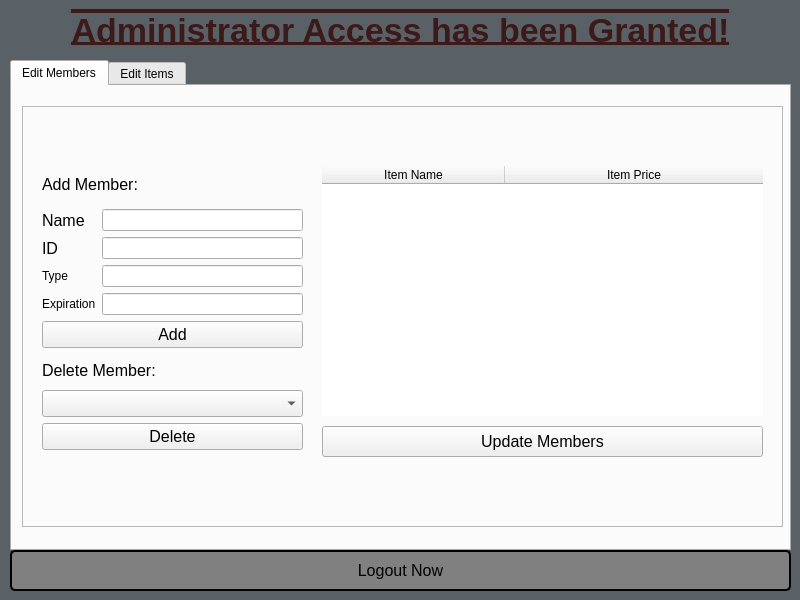
The window that CS1C_BulkClub/administratorwindow.ui (BlankMKB/CS1C-Group-Project-1) describes before a commit, drawn with Qt 5.
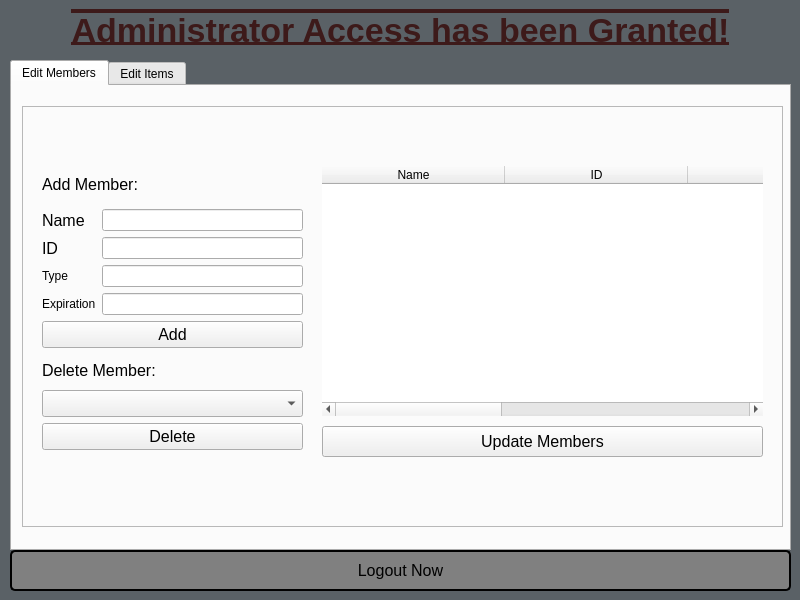
The same window after the commit. Icons and pictures are not drawn.

What changed in the file:
```diff
--- a/CS1C_BulkClub/administratorwindow.ui
+++ b/CS1C_BulkClub/administratorwindow.ui
@@ -249,7 +249,7 @@
        <enum>QFrame::NoFrame</enum>
       </property>
       <property name="horizontalScrollBarPolicy">
-       <enum>Qt::ScrollBarAlwaysOff</enum>
+       <enum>Qt::ScrollBarAsNeeded</enum>
       </property>
       <property name="sizeAdjustPolicy">
        <enum>QAbstractScrollArea::AdjustToContents</enum>
@@ -258,7 +258,7 @@
        <set>QAbstractItemView::AllEditTriggers</set>
       </property>
       <property name="columnCount">
-       <number>2</number>
+       <number>5</number>
       </property>
       <attribute name="horizontalHeaderCascadingSectionResizes">
        <bool>true</bool>
@@ -277,12 +277,27 @@
       </attribute>
       <column>
        <property name="text">
-        <string>Item Name</string>
+        <string>Name</string>
        </property>
       </column>
       <column>
        <property name="text">
-        <string>Item Price</string>
+        <string>ID</string>
+       </property>
+      </column>
+      <column>
+       <property name="text">
+        <string>Type</string>
+       </property>
+      </column>
+      <column>
+       <property name="text">
+        <string>Expiration</string>
+       </property>
+      </column>
+      <column>
+       <property name="text">
+        <string>Running Total</string>
        </property>
       </column>
      </widget>
```
